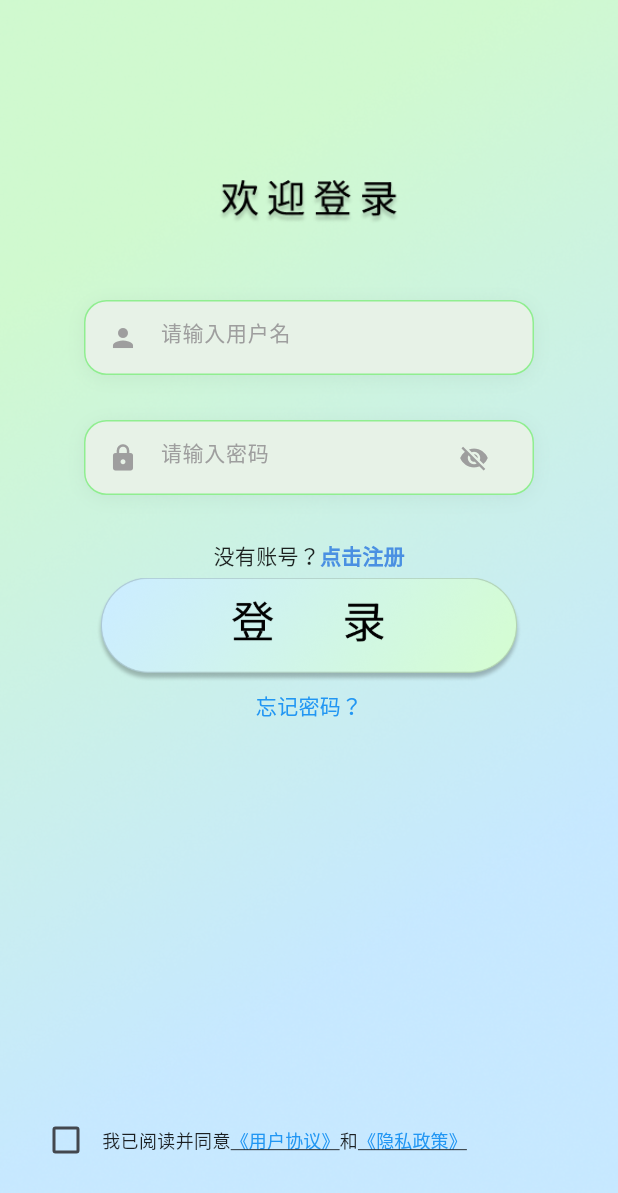
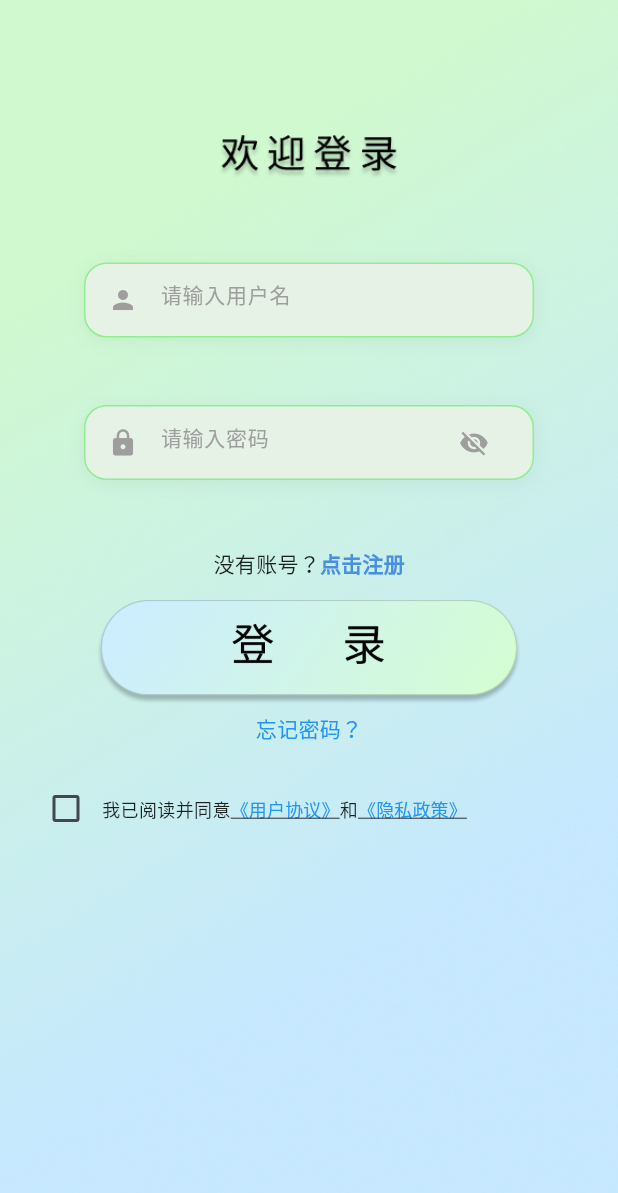
Before and after one commit to Gargantua11/City-Postcard, a Flutter app: the screen it shows after launch, on a phone screen of 412 x 824 dp. Shown: the top 1193 px of the screen. Run offline on Flutter 3.47's test engine with Material 3 defaults, Android fonts, the phone set to English and light mode, and no system bars; our stand-ins replace shared_preferences; accounts and stored records are empty.

Commit message:
修复了错误信息占用文本框位置的问题，调整了组件的位置

```diff
--- a/lib/screens/login_screen.dart
+++ b/lib/screens/login_screen.dart
@@ -100,7 +100,7 @@ class _LoginScreenState extends State<LoginScreen> {
               child: Column(
                 crossAxisAlignment: CrossAxisAlignment.center,
                 children: [
-                  const SizedBox(height: 100),
+                  const SizedBox(height: 70),
 
                   // 欢迎登录
                   Container(
@@ -112,7 +112,7 @@ class _LoginScreenState extends State<LoginScreen> {
                       ),
                     ),
                   ),
-                  const SizedBox(height: 50),
+                  const SizedBox(height: 55),
 
                   // 用户名输入
                   SizedBox(
@@ -124,7 +124,7 @@ class _LoginScreenState extends State<LoginScreen> {
                       validator: _validateUsername,
                     ),
                   ),
-                  const SizedBox(height: 30),
+                  const SizedBox(height: 15),
 
                   // 密码输入
                   SizedBox(
@@ -152,7 +152,7 @@ class _LoginScreenState extends State<LoginScreen> {
                     ),
                   ),
 
-                  const SizedBox(height: 30),
+                  const SizedBox(height: 15),
 
                   // 注册链接 - 自定义设计
                   Row(
@@ -183,7 +183,7 @@ class _LoginScreenState extends State<LoginScreen> {
                     ],
                   ),
 
-                  const SizedBox(height: 5),
+                  const SizedBox(height: 15),
 
                   // 登录按钮
                   GestureDetector(
@@ -212,7 +212,7 @@ class _LoginScreenState extends State<LoginScreen> {
                     ],
                   ),
 
-                  const Spacer(),
+                  const SizedBox(height: 20),
 
                   // 协议勾选 - 页面底部
                   Row(
--- a/lib/screens/register_step1_screen.dart
+++ b/lib/screens/register_step1_screen.dart
@@ -146,7 +146,7 @@ class _RegisterStep1ScreenState extends State<RegisterStep1Screen> {
                   child: Column(
                     crossAxisAlignment: CrossAxisAlignment.center,
                     children: [
-                      const SizedBox(height: 100),
+                      const SizedBox(height: 70),
 
                       // 注册账号
                       Container(
@@ -158,7 +158,7 @@ class _RegisterStep1ScreenState extends State<RegisterStep1Screen> {
                           ),
                         ),
                       ),
-                      const SizedBox(height: 80),
+                      const SizedBox(height: 55),
 
                       // 手机号输入
                       Center(
@@ -194,7 +194,9 @@ class _RegisterStep1ScreenState extends State<RegisterStep1Screen> {
                               child: Text(
                                 _canSendCode ? '获取验证码' : '$_countdown s',
                                 style: TextStyle(
-                                  color: _canSendCode ? Colors.blue : Colors.grey,
+                                  color: _canSendCode
+                                      ? Colors.blue
+                                      : Colors.grey,
                                   fontSize: 12,
                                 ),
                               ),
@@ -202,7 +204,7 @@ class _RegisterStep1ScreenState extends State<RegisterStep1Screen> {
                           ),
                         ),
                       ),
-                      const SizedBox(height: 40),
+                      const SizedBox(height: 30),
 
                       // 下一步按钮
                       GestureDetector(
--- a/lib/screens/register_step2_screen.dart
+++ b/lib/screens/register_step2_screen.dart
@@ -122,7 +122,7 @@ class _RegisterStep2ScreenState extends State<RegisterStep2Screen> {
                   child: Column(
                     crossAxisAlignment: CrossAxisAlignment.center,
                     children: [
-                      const SizedBox(height: 100),
+                      const SizedBox(height: 70),
 
                       // 设置密码
                       Container(
@@ -134,7 +134,7 @@ class _RegisterStep2ScreenState extends State<RegisterStep2Screen> {
                           ),
                         ),
                       ),
-                      const SizedBox(height: 80),
+                      const SizedBox(height: 56),
 
                       // 密码输入
                       Center(
--- a/lib/widgets/custom_text_field.dart
+++ b/lib/widgets/custom_text_field.dart
@@ -98,6 +98,8 @@ class _CustomTextFieldState extends State<CustomTextField> {
                   decoration: InputDecoration(
                     border: InputBorder.none,
                     counterText: '',
+                    // Hide default FormField error text; we render a custom error below.
+                    errorStyle: const TextStyle(height: 0, fontSize: 0),
                     // 只有在没有错误且输入框为空时才显示hintText
                     hintText: (hasError || !isEmpty) ? null : widget.hintText,
                     hintStyle: const TextStyle(color: Colors.grey, fontSize: 14),
@@ -123,8 +125,12 @@ class _CustomTextFieldState extends State<CustomTextField> {
           ),
         ),
         // 显示验证错误信息
-        if (hasError)
-          Container(
+        Visibility(
+          visible: hasError,
+          maintainState: true,
+          maintainAnimation: true,
+          maintainSize: true,
+          child: Container(
             margin: const EdgeInsets.only(top: 5),
             padding: const EdgeInsets.symmetric(horizontal: 10, vertical: 4),
             decoration: BoxDecoration(
@@ -132,13 +138,14 @@ class _CustomTextFieldState extends State<CustomTextField> {
               borderRadius: BorderRadius.circular(8),
             ),
             child: Text(
-              _errorText!,
+              _errorText ?? '',
               style: const TextStyle(
                 color: Colors.red,
                 fontSize: 12,
               ),
             ),
           ),
+        ),
       ],
     );
   }
```
